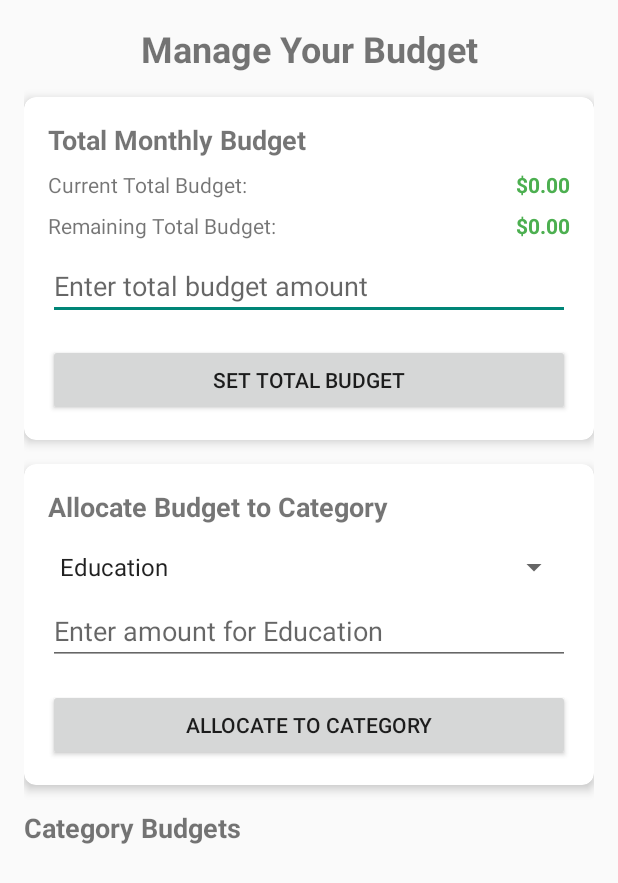
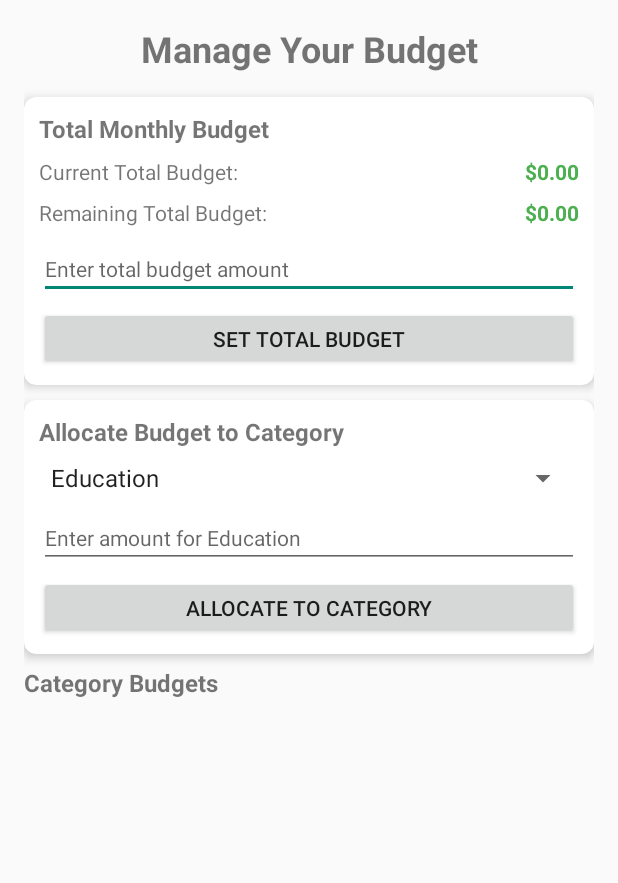
Before and after one commit to PuppySneaky/CampusExpenseApplication, an Android app: the fragment SimpleBudgetFragment shown on its own in the app's theme, on a phone screen of 412 x 824 dp. Shown: the top 883 px of the screen. Run offline under Robolectric (Android 15) with nearby library versions, the phone set to English and light mode, and no system bars.

Commit message:
Update layout

```diff
--- a/app/src/main/java/com/example/campusexpensemanagerse06304/SimpleBudgetFragment.java
+++ b/app/src/main/java/com/example/campusexpensemanagerse06304/SimpleBudgetFragment.java
@@ -160,7 +160,7 @@ public class SimpleBudgetFragment extends Fragment implements RefreshableFragmen
             // Show a toast to explain
             Toast.makeText(getContext(),
                     "All categories already have budgets. You can adjust or delete existing budgets.",
-                    Toast.LENGTH_LONG).show();
+                    Toast.LENGTH_LONG);
         } else {
             // Enable the allocation section if it was disabled
             spinnerBudgetCategory.setEnabled(true);
--- a/app/src/main/res/layout/activity_category_management.xml
+++ b/app/src/main/res/layout/activity_category_management.xml
@@ -9,7 +9,7 @@
         android:id="@+id/toolbar"
         android:layout_width="match_parent"
         android:layout_height="56dp"
-        android:background="?attr/colorPrimary"
+        android:background="#A6E4E9"
         android:orientation="horizontal"
         android:gravity="center_vertical"
         android:paddingHorizontal="16dp">
@@ -39,7 +39,8 @@
         android:layout_width="match_parent"
         android:layout_height="match_parent"
         android:layout_marginTop="56dp"
-        android:padding="16dp"/>
+        android:padding="16dp"
+        android:background="@drawable/gradient_sky_reverse"/>
 
     <!-- FAB -->
     <com.google.android.material.floatingactionbutton.FloatingActionButton
--- a/app/src/main/res/layout/activity_main_menu.xml
+++ b/app/src/main/res/layout/activity_main_menu.xml
@@ -44,7 +44,8 @@
             app:itemIconTint="@color/white"
             android:elevation="8dp"
             android:paddingTop="3dp"
-            android:paddingBottom="3dp" />
+            android:paddingBottom="3dp"
+            />
 
     </RelativeLayout>
 
--- a/app/src/main/res/layout/activity_recurring_expense.xml
+++ b/app/src/main/res/layout/activity_recurring_expense.xml
@@ -9,7 +9,7 @@
         android:id="@+id/toolbar"
         android:layout_width="match_parent"
         android:layout_height="56dp"
-        android:background="?attr/colorPrimary"
+        android:background="#A6E4E9"
         android:orientation="horizontal"
         android:gravity="center_vertical"
         android:paddingHorizontal="16dp">
@@ -36,7 +36,8 @@
     <androidx.core.widget.NestedScrollView
         android:layout_width="match_parent"
         android:layout_height="match_parent"
-        android:layout_marginTop="56dp">
+        android:layout_marginTop="56dp"
+        android:background="@drawable/gradient_sky_reverse">
 
         <LinearLayout
             android:layout_width="match_parent"
--- a/app/src/main/res/layout/fragment_history.xml
+++ b/app/src/main/res/layout/fragment_history.xml
@@ -182,7 +182,8 @@
             android:id="@+id/barChartHistory"
             android:layout_width="match_parent"
             android:layout_height="250dp"
-            android:layout_marginTop="8dp" />
+            android:layout_marginTop="8dp"
+            />
 
         <!-- Expense List -->
         <TextView
--- a/app/src/main/res/layout/fragment_simple_budget.xml
+++ b/app/src/main/res/layout/fragment_simple_budget.xml
@@ -4,7 +4,8 @@
     android:layout_width="match_parent"
     android:layout_height="match_parent"
     android:orientation="vertical"
-    android:padding="16dp">
+    android:padding="16dp"
+    android:fitsSystemWindows="true">
 
     <TextView
         android:layout_width="match_parent"
@@ -21,19 +22,19 @@
         android:layout_height="wrap_content"
         app:cardCornerRadius="8dp"
         app:cardElevation="4dp"
-        android:layout_marginBottom="16dp">
+        android:layout_marginBottom="10dp">
 
         <LinearLayout
             android:layout_width="match_parent"
             android:layout_height="wrap_content"
             android:orientation="vertical"
-            android:padding="16dp">
+            android:padding="10dp">
 
             <TextView
                 android:layout_width="match_parent"
                 android:layout_height="wrap_content"
                 android:text="Total Monthly Budget"
-                android:textSize="18sp"
+                android:textSize="16sp"
                 android:textStyle="bold"
                 android:layout_marginBottom="8dp"/>
 
@@ -85,13 +86,15 @@
                 android:layout_height="wrap_content"
                 android:hint="Enter total budget amount"
                 android:inputType="numberDecimal"
-                android:layout_marginBottom="16dp"/>
+                android:layout_marginBottom="5dp"
+                android:textSize="14sp" />
 
             <Button
                 android:id="@+id/btnSetTotalBudget"
                 android:layout_width="match_parent"
-                android:layout_height="wrap_content"
-                android:text="SET TOTAL BUDGET" />
+                android:layout_height="42dp"
+                android:text="SET TOTAL BUDGET"
+                />
         </LinearLayout>
     </androidx.cardview.widget.CardView>
 
@@ -101,27 +104,27 @@
         android:layout_height="wrap_content"
         app:cardCornerRadius="8dp"
         app:cardElevation="4dp"
-        android:layout_marginBottom="16dp">
+        android:layout_marginBottom="8dp">
 
         <LinearLayout
             android:layout_width="match_parent"
             android:layout_height="wrap_content"
             android:orientation="vertical"
-            android:padding="16dp">
-
+            android:padding="10dp">
             <TextView
                 android:layout_width="match_parent"
                 android:layout_height="wrap_content"
                 android:text="Allocate Budget to Category"
-                android:textSize="18sp"
+                android:textSize="16sp"
                 android:textStyle="bold"
-                android:layout_marginBottom="16dp"/>
+                android:layout_marginBottom="8dp"/>
 
             <Spinner
                 android:id="@+id/spinnerBudgetCategory"
                 android:layout_width="match_parent"
                 android:layout_height="wrap_content"
-                android:layout_marginBottom="8dp"/>
+                android:layout_marginBottom="8dp"
+                />
 
             <EditText
                 android:id="@+id/etCategoryBudgetAmount"
@@ -129,12 +132,13 @@
                 android:layout_height="wrap_content"
                 android:hint="Enter category budget amount"
                 android:inputType="numberDecimal"
-                android:layout_marginBottom="16dp"/>
+                android:layout_marginBottom="5dp"
+                android:textSize="14sp" />
 
             <Button
                 android:id="@+id/btnSetCategoryBudget"
                 android:layout_width="match_parent"
-                android:layout_height="wrap_content"
+                android:layout_height="42dp"
                 android:text="ALLOCATE TO CATEGORY" />
         </LinearLayout>
     </androidx.cardview.widget.CardView>
@@ -144,9 +148,9 @@
         android:layout_width="match_parent"
         android:layout_height="wrap_content"
         android:text="Category Budgets"
-        android:textSize="18sp"
+        android:textSize="16sp"
         android:textStyle="bold"
-        android:layout_marginBottom="8dp"/>
+       />
 
     <TextView
         android:id="@+id/tvNoBudgets"
@@ -154,7 +158,7 @@
         android:layout_height="wrap_content"
         android:text="No category budgets set yet"
         android:gravity="center"
-        android:padding="16dp"
+        android:padding="10dp"
         android:visibility="gone"/>
 
     <!-- Added android:paddingBottom to ensure content isn't hidden behind nav bar -->
@@ -163,6 +167,7 @@
         android:layout_width="match_parent"
         android:layout_height="0dp"
         android:layout_weight="1"
-        android:paddingBottom="60dp"
-        android:clipToPadding="false"/>
+        android:clipToPadding="false"
+        android:layout_marginBottom="47dp"
+        />
 </LinearLayout>
--- a/app/src/main/res/layout/fragment_simple_expense.xml
+++ b/app/src/main/res/layout/fragment_simple_expense.xml
@@ -88,5 +88,6 @@
         android:layout_height="0dp"
         android:layout_weight="1"
         android:paddingBottom="60dp"
-        android:clipToPadding="false"/>
+        android:clipToPadding="false"
+        android:layout_marginBottom="47dp"/>
 </LinearLayout>
--- a/app/src/main/res/layout/fragment_simple_history.xml
+++ b/app/src/main/res/layout/fragment_simple_history.xml
@@ -177,5 +177,7 @@
         android:id="@+id/recyclerHistory"
         android:layout_width="match_parent"
         android:layout_height="0dp"
-        android:layout_weight="1"/>
+        android:layout_weight="1"
+        android:layout_marginBottom="47dp"
+        android:paddingBottom="60dp"/>
 </LinearLayout>
--- a/app/src/main/res/layout/item_budget.xml
+++ b/app/src/main/res/layout/item_budget.xml
@@ -143,7 +143,7 @@
             android:layout_width="match_parent"
             android:layout_height="wrap_content"
             android:orientation="horizontal"
-            android:layout_marginTop="12dp">
+            android:layout_marginTop="10dp">
 
             <Button
                 android:id="@+id/btnAdjustBudget"
--- a/app/src/main/res/menu/drawer_navigation.xml
+++ b/app/src/main/res/menu/drawer_navigation.xml
@@ -1,3 +1,4 @@
+<?xml version="1.0" encoding="utf-8"?>
 <menu xmlns:android="http://schemas.android.com/apk/res/android">
     <group android:checkableBehavior="single">
         <item
```
Also changed, not shown: app/src/main/res/layout/activity_notification_settings.xml (+18 -9 lines), app/src/main/res/layout/header_drawer_navigation.xml (+7 -16 lines), app/src/main/res/drawable/kuro2.png (added).
